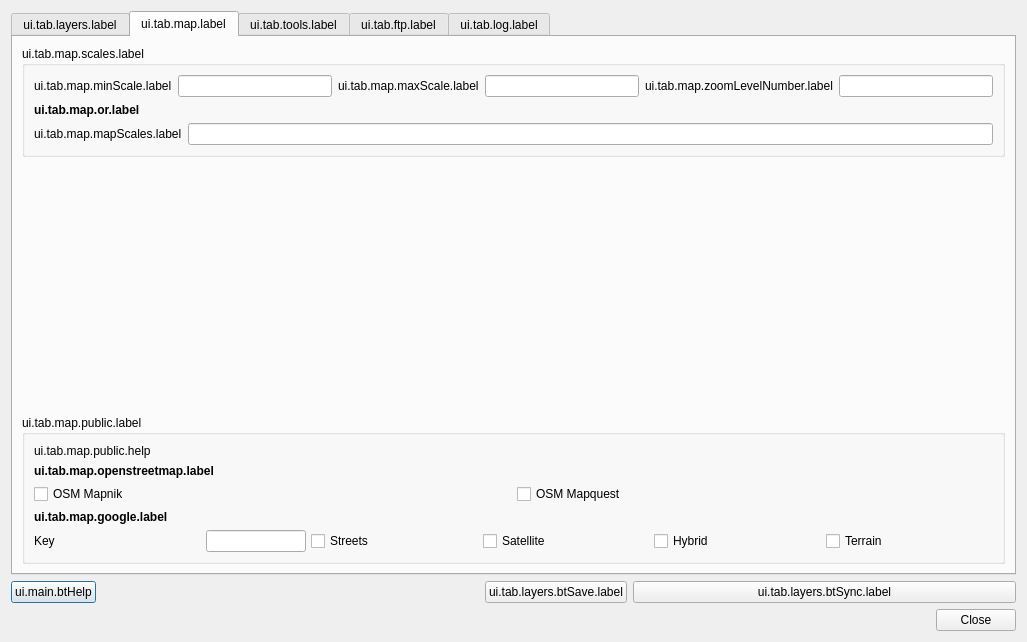
Qt form ui_lizmap.ui (3liz/lizmap-plugin) before a commit.
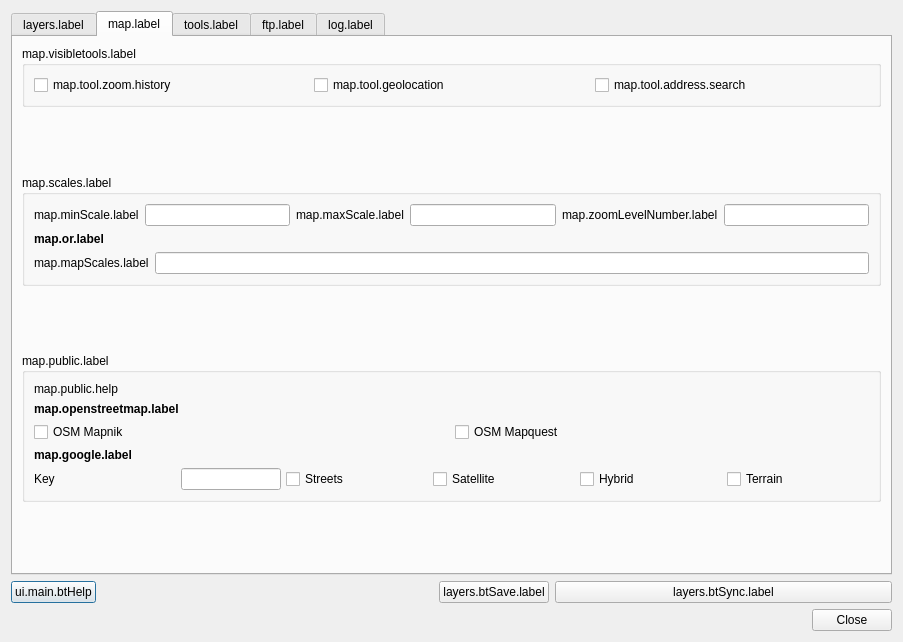
The same form after that commit. The open tabs and pages were chosen to show the change.

Commit message:
Map tab - add 3 map tools
* zoom history, automatic geolocation, address search
* remove all ui.tab. prefix from all ui variables

What changed in the file:
```diff
--- a/ui_lizmap.ui
+++ b/ui_lizmap.ui
@@ -6,7 +6,7 @@
    <rect>
     <x>0</x>
     <y>0</y>
-    <width>1027</width>
+    <width>903</width>
     <height>642</height>
    </rect>
   </property>
@@ -26,7 +26,7 @@
      <item row="0" column="2">
       <widget class="QPushButton" name="btSave">
        <property name="text">
-        <string>ui.tab.layers.btSave.label</string>
+        <string>layers.btSave.label</string>
        </property>
       </widget>
      </item>
@@ -43,7 +43,7 @@
         <bool>true</bool>
        </property>
        <property name="text">
-        <string>ui.tab.layers.btSync.label</string>
+        <string>layers.btSync.label</string>
        </property>
       </widget>
      </item>
@@ -72,7 +72,7 @@
      </property>
      <widget class="QWidget" name="tab_2">
       <attribute name="title">
-       <string>ui.tab.layers.label</string>
+       <string>layers.label</string>
       </attribute>
       <layout class="QGridLayout" name="gridLayout_16">
        <item row="0" column="0">
@@ -297,13 +297,47 @@
      </widget>
      <widget class="QWidget" name="tab_3">
       <attribute name="title">
-       <string>ui.tab.map.label</string>
+       <string>map.label</string>
       </attribute>
       <layout class="QGridLayout" name="gridLayout_14">
-       <item row="2" column="0">
+       <item row="0" column="0">
+        <widget class="QGroupBox" name="groupBox_10">
+         <property name="title">
+          <string>map.visibletools.label</string>
+         </property>
+         <layout class="QHBoxLayout" name="horizontalLayout_10">
+          <item>
+           <layout class="QHBoxLayout" name="horizontalLayout_6">
+            <item>
+             <widget class="QCheckBox" name="cbActivateZoomHistory">
+              <property name="text">
+               <string>map.tool.zoom.history</string>
+              </property>
+             </widget>
+            </item>
+            <item>
+             <widget class="QCheckBox" name="cbActivateGeolocation">
+              <property name="text">
+               <string>map.tool.geolocation</string>
+              </property>
+             </widget>
+            </item>
+            <item>
+             <widget class="QCheckBox" name="cbActivateAddressSearch">
+              <property name="text">
+               <string>map.tool.address.search</string>
+              </property>
+             </widget>
+            </item>
+           </layout>
+          </item>
+         </layout>
+        </widget>
+       </item>
+       <item row="4" column="0">
         <widget class="QGroupBox" name="groupBox_7">
          <property name="title">
-          <string>ui.tab.map.public.label</string>
+          <string>map.public.label</string>
          </property>
          <layout class="QGridLayout" name="gridLayout_13">
           <item row="3" column="0">
@@ -315,7 +349,7 @@
              </font>
             </property>
             <property name="text">
-             <string>ui.tab.map.google.label</string>
+             <string>map.google.label</string>
             </property>
            </widget>
           </item>
@@ -407,35 +441,48 @@
              </font>
             </property>
             <property name="text">
-             <string>ui.tab.map.openstreetmap.label</string>
+             <string>map.openstreetmap.label</string>
             </property>
            </widget>
           </item>
           <item row="0" column="0">
            <widget class="QLabel" name="label_21">
             <property name="text">
-             <string>ui.tab.map.public.help</string>
+             <string>map.public.help</string>
             </property>
            </widget>
           </item>
          </layout>
         </widget>
        </item>
-       <item row="0" column="0">
+       <item row="2" column="0">
         <widget class="QGroupBox" name="groupBox_6">
          <property name="styleSheet">
           <string notr="true"/>
          </property>
          <property name="title">
-          <string>ui.tab.map.scales.label</string>
+          <string>map.scales.label</string>
          </property>
          <layout class="QGridLayout" name="gridLayout_3">
+          <item row="1" column="0">
+           <widget class="QLabel" name="label_18">
+            <property name="font">
+             <font>
+              <weight>75</weight>
+              <bold>true</bold>
+             </font>
+            </property>
+            <property name="text">
+             <string>map.or.label</string>
+            </property>
+           </widget>
+          </item>
           <item row="2" column="0">
            <layout class="QHBoxLayout" name="horizontalLayout_15">
             <item>
              <widget class="QLabel" name="label_19">
               <property name="text">
-               <string>ui.tab.map.mapScales.label</string>
+               <string>map.mapScales.label</string>
               </property>
              </widget>
             </item>
@@ -448,25 +495,12 @@
             </item>
            </layout>
           </item>
-          <item row="1" column="0">
-           <widget class="QLabel" name="label_18">
-            <property name="font">
-             <font>
-              <weight>75</weight>
-              <bold>true</bold>
-             </font>
-            </property>
-            <property name="text">
-             <string>ui.tab.map.or.label</string>
-            </property>
-           </widget>
-          </item>
           <item row="0" column="0">
            <layout class="QHBoxLayout" name="horizontalLayout_12">
             <item>
              <widget class="QLabel" name="label_13">
               <property name="text">
-               <string>ui.tab.map.minScale.label</string>
+               <string>map.minScale.label</string>
               </property>
              </widget>
             </item>
@@ -483,7 +517,7 @@
             <item>
              <widget class="QLabel" name="label_14">
               <property name="text">
-               <string>ui.tab.map.maxScale.label</string>
+               <string>map.maxScale.label</string>
               </property>
              </widget>
             </item>
@@ -500,7 +534,7 @@
             <item>
              <widget class="QLabel" name="label_17">
               <property name="text">
-               <string>ui.tab.map.zoomLevelNumber.label</string>
+               <string>map.zoomLevelNumber.label</string>
               </property>
              </widget>
             </item>
@@ -519,7 +553,7 @@
          </layout>
         </widget>
        </item>
-       <item row="1" column="0">
+       <item row="5" column="0">
         <spacer name="verticalSpacer">
          <property name="orientation">
           <enum>Qt::Vertical</enum>
@@ -532,11 +566,37 @@
          </property>
         </spacer>
        </item>
+       <item row="1" column="0">
+        <spacer name="verticalSpacer_4">
+         <property name="orientation">
+          <enum>Qt::Vertical</enum>
+         </property>
+         <property name="sizeHint" stdset="0">
+          <size>
+           <width>20</width>
+           <height>40</height>
+          </size>
+         </property>
+        </spacer>
+       </item>
+       <item row="3" column="0">
+        <spacer name="verticalSpacer_6">
+         <property name="orientation">
+          <enum>Qt::Vertical</enum>
+         </property>
+         <property name="sizeHint" stdset="0">
+          <size>
+           <width>20</width>
+           <height>40</height>
+          </size>
+         </property>
+        </spacer>
+       </item>
       </layout>
      </widget>
      <widget class="QWidget" name="tab">
       <attribute name="title">
-       <string>ui.tab.tools.label</string>
+       <string>tools.label</string>
       </attribute>
       <layout class="QGridLayout" name="gridLayout_6">
        <item row="0" column="0">
@@ -739,7 +799,7 @@
      </widget>
      <widget class="QWidget" name="tab_ftp">
       <attribute name="title">
-       <string>ui.tab.ftp.label</string>
+       <string>ftp.label</string>
       </attribute>
       <layout class="QGridLayout" name="gridLayout_18">
        <item row="0" column="0">
@@ -1001,7 +1061,7 @@
      </widget>
      <widget class="QWidget" name="tab_main">
       <attribute name="title">
-       <string>ui.tab.log.label</string>
+       <string>log.label</string>
       </attribute>
       <layout class="QGridLayout" name="gridLayout_5">
        <item row="0" column="0" colspan="5">
```
Left out of the diff: 74 changed lines with no effect on the pictures. The commit also changes 8 other files.
